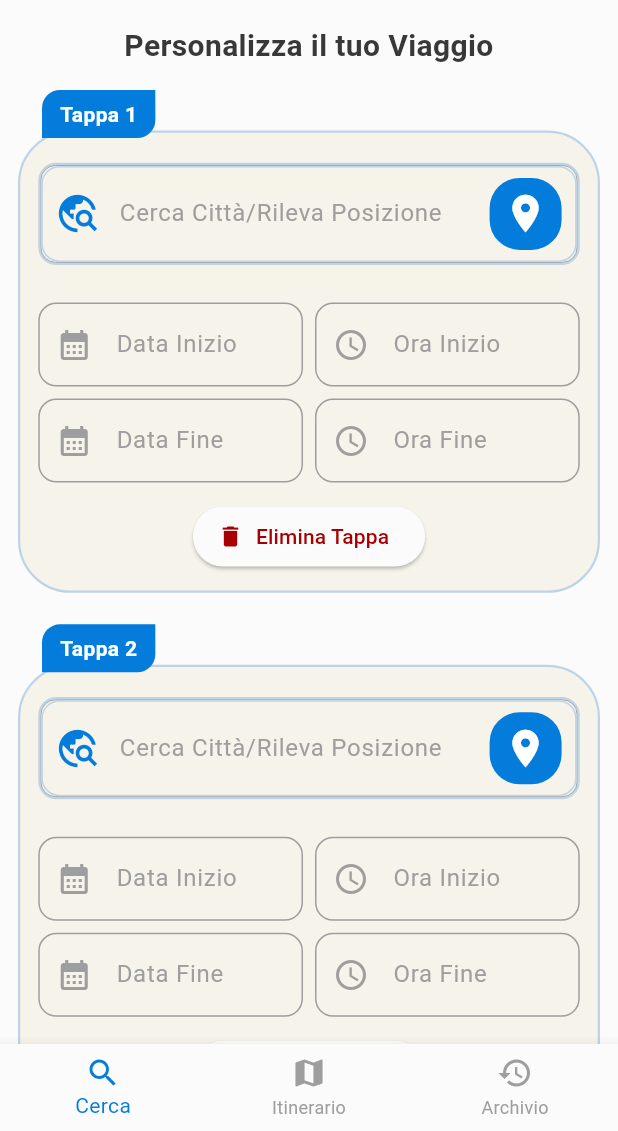
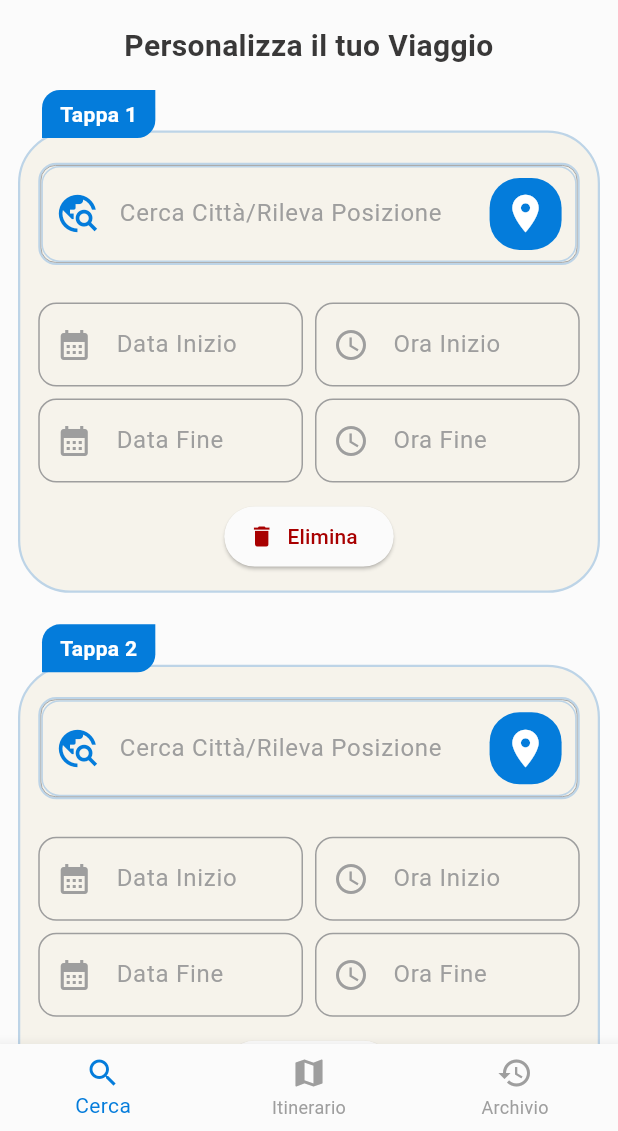
Before and after one commit to alessandrosaddo/CicerAI, a Flutter app: the screen it shows after launch, after a tap on "Aggiungi Tappa", on a phone screen of 412 x 824 dp, the part 105-1236 px from its top. Run offline on Flutter 3.47's test engine with Material 3 defaults, Android fonts, the phone set to English and light mode, and no system bars; drawn by our look-alikes of google_places_flutter; our stand-ins replace flutter_dotenv, geocoding, geolocator, google_fonts.

Commit message:
Change 'Elimina Tappa' in 'Elimina'

```diff
--- a/lib/widgets/tappa/tappa_widget_view.dart
+++ b/lib/widgets/tappa/tappa_widget_view.dart
@@ -351,7 +351,7 @@ class TappaWidgetView extends StatelessWidget {
     return ElevatedButton.icon(
       onPressed: onDelete,
       icon: const Icon(Icons.delete),
-      label: const Text("Elimina Tappa"),
+      label: const Text("Elimina"),
       style: ElevatedButton.styleFrom(
         backgroundColor: AppColors.delete(context),
         foregroundColor: AppColors.deleteColorText(context),
```
